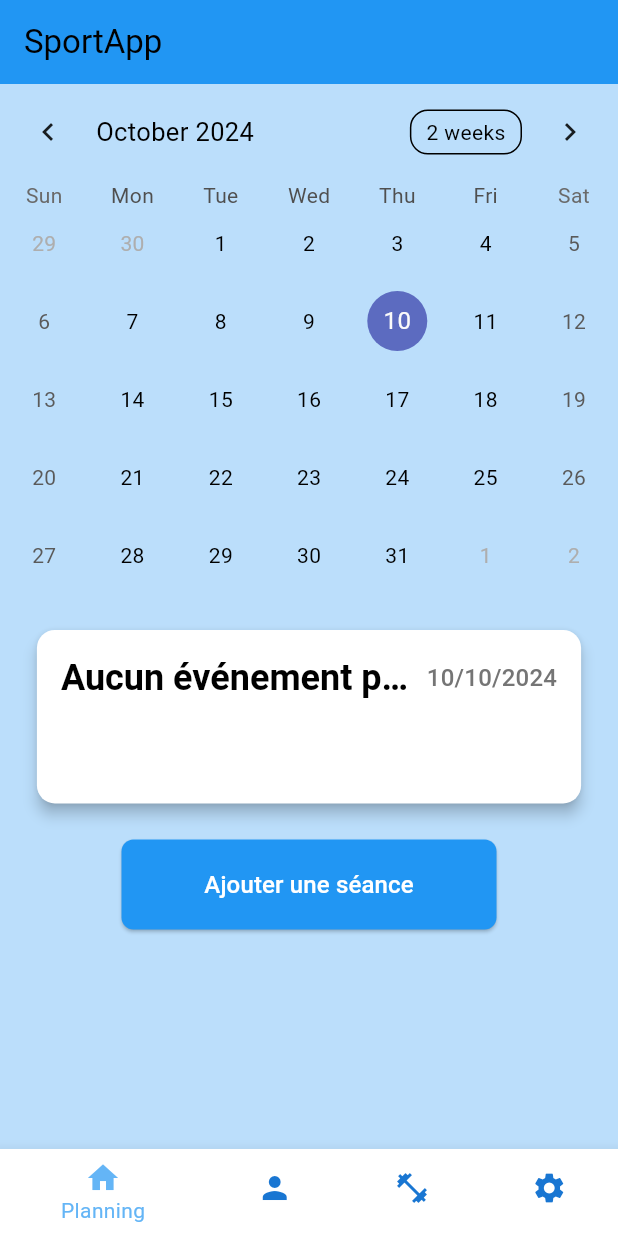
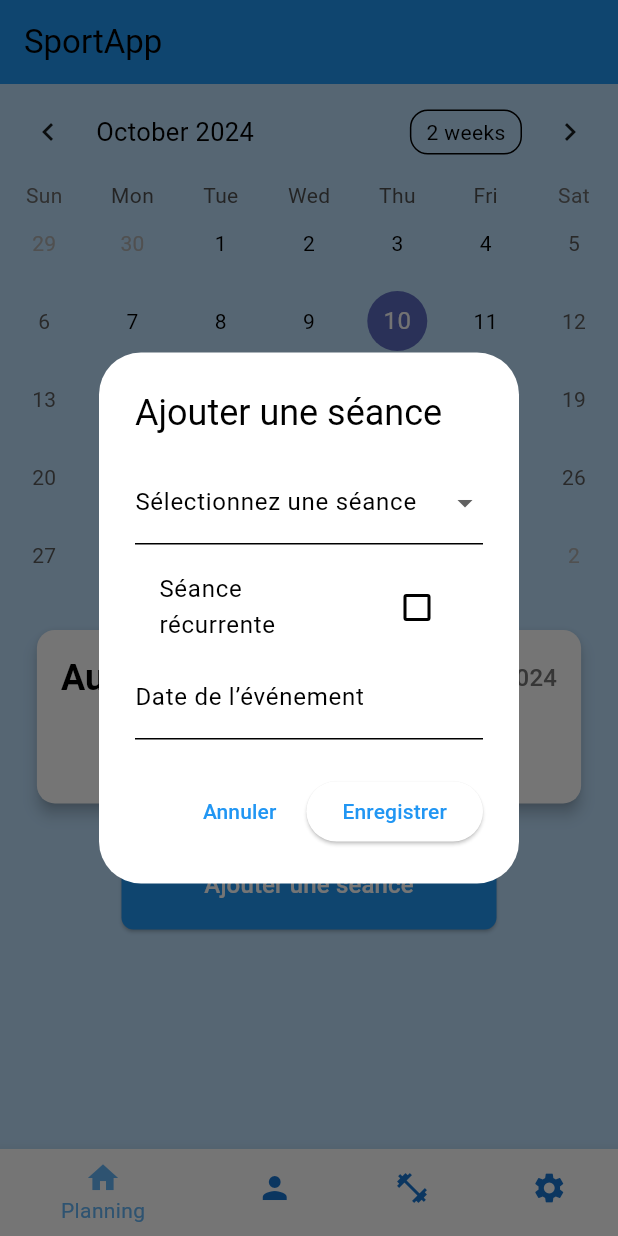
Before and after one commit to AlzUrt/flutter_sport, a Flutter app: the screen it shows after launch, after a tap on "Ajouter une séance", on a phone screen of 412 x 824 dp. Run offline on Flutter 3.47's test engine with Material 3 defaults, Android fonts, the phone set to English and light mode, and no system bars; drawn by our look-alikes of table_calendar; our stand-ins replace image_picker.

Commit message:
feat: add a session to calendar

```diff
--- a/lib/screens/home_screen.dart
+++ b/lib/screens/home_screen.dart
@@ -13,18 +13,176 @@ class HomeScreen extends StatefulWidget {
 class _HomeScreenState extends State<HomeScreen> {
   DateTime _selectedDay = DateTime.now();
   DateTime _focusedDay = DateTime.now();
+  final List<String> _availableSessions = [
+    'Yoga du matin',
+    'Nom spécial',
+    'Crossfit',
+  ];
 
-  // Map des événements associés à des dates spécifiques
   final Map<DateTime, List<String>> _events = {
-    DateTime.utc(2024, 9, 20): ['Séance spéciale : Yoga du matin'],
-    DateTime.utc(2024, 9, 20): ['Séance spéciale : Nom spécial'],
-    DateTime.utc(2024, 9, 1): ['Séance spéciale : Crossfit'],
-    // Ajoute ici d'autres événements
+    DateTime.utc(2024, 10, 20): ['Séance spéciale : Yoga du matin'],
+    DateTime.utc(2024, 10, 1): ['Séance spéciale : Crossfit'],
   };
 
-  // Méthode pour récupérer les sessions pour une date donnée
   List<String> _getSessionsForDay(DateTime date) {
-    return _events[date] ?? ['Séance standard : Nom de séance'];
+    return _events[date] ?? [];
+  }
+
+  void _showAddEventDialog() {
+    String? selectedSession;
+    bool isRecurring = false;
+    DateTime? selectedDate;
+    String? selectedWeekday;
+
+    showDialog(
+      context: context,
+      builder: (context) {
+        return AlertDialog(
+          title: const Text('Ajouter une séance'),
+          content: StatefulBuilder(
+            builder: (context, setState) {
+              return SingleChildScrollView(
+                child: Column(
+                  mainAxisSize: MainAxisSize.min,
+                  children: [
+                    DropdownButtonFormField<String>(
+                      decoration: const InputDecoration(labelText: 'Sélectionnez une séance'),
+                      items: _availableSessions.map((session) {
+                        return DropdownMenuItem(
+                          value: session,
+                          child: Text(session),
+                        );
+                      }).toList(),
+                      onChanged: (value) {
+                        setState(() {
+                          selectedSession = value;
+                        });
+                      },
+                    ),
+                    const SizedBox(height: 10),
+                    CheckboxListTile(
+                      title: const Text('Séance récurrente'),
+                      value: isRecurring,
+                      onChanged: (value) {
+                        setState(() {
+                          isRecurring = value!;
+                        });
+                      },
+                    ),
+                    if (isRecurring)
+                      DropdownButtonFormField<String>(
+                        decoration: const InputDecoration(labelText: 'Jour de la semaine'),
+                        items: [
+                          'Lundi',
+                          'Mardi',
+                          'Mercredi',
+                          'Jeudi',
+                          'Vendredi',
+                          'Samedi',
+                          'Dimanche'
+                        ].map((day) {
+                          return DropdownMenuItem(
+                            value: day,
+                            child: Text(day),
+                          );
+                        }).toList(),
+                        onChanged: (value) {
+                          setState(() {
+                            selectedWeekday = value;
+                          });
+                        },
+                      )
+                    else
+                      TextFormField(
+                        decoration: const InputDecoration(labelText: 'Date de l’événement'),
+                        readOnly: true,
+                        onTap: () async {
+                          DateTime? picked = await showDatePicker(
+                            context: context,
+                            initialDate: DateTime.now(),
+                            firstDate: DateTime(2000),
+                            lastDate: DateTime(2050),
+                          );
+                          if (picked != null) {
+                            setState(() {
+                              selectedDate = picked;
+                            });
+                          }
+                        },
+                        controller: TextEditingController(
+                          text: selectedDate != null
+                              ? '${selectedDate!.day}/${selectedDate!.month}/${selectedDate!.year}'
+                              : '',
+                        ),
+                      ),
+                  ],
+                ),
+              );
+            },
+          ),
+          actions: [
+            TextButton(
+              onPressed: () {
+                Navigator.of(context).pop();
+              },
+              child: const Text('Annuler'),
+            ),
+            ElevatedButton(
+              onPressed: () {
+                if (selectedSession != null) {
+                  setState(() {
+                    if (isRecurring && selectedWeekday != null) {
+                      // Ajouter un événement récurrent
+                      for (int i = 0; i < 365; i++) {
+                        DateTime potentialDate = DateTime.now().add(Duration(days: i));
+                        if (_getWeekdayName(potentialDate) == selectedWeekday) {
+                          if (_events[DateTime(potentialDate.year, potentialDate.month, potentialDate.day)] == null) {
+                            _events[DateTime(potentialDate.year, potentialDate.month, potentialDate.day)] = [];
+                          }
+                          _events[DateTime(potentialDate.year, potentialDate.month, potentialDate.day)]?.add(selectedSession!);
+                        }
+                      }
+                    } else if (selectedDate != null) {
+                      // Ajouter un événement ponctuel
+                      DateTime eventDate = DateTime(selectedDate!.year, selectedDate!.month, selectedDate!.day);
+                      if (_events[eventDate] == null) {
+                        _events[eventDate] = [];
+                      }
+                      _events[eventDate]?.add(selectedSession!);
+                    }
+                    // Mise à jour de l'état pour forcer la mise à jour du calendrier
+                    _focusedDay = DateTime.now();
+                  });
+                  Navigator.of(context).pop();
+                }
+              },
+              child: const Text('Enregistrer'),
+            ),
+          ],
+        );
+      },
+    );
+  }
+
+  String _getWeekdayName(DateTime date) {
+    switch (date.weekday) {
+      case 1:
+        return 'Lundi';
+      case 2:
+        return 'Mardi';
+      case 3:
+        return 'Mercredi';
+      case 4:
+        return 'Jeudi';
+      case 5:
+        return 'Vendredi';
+      case 6:
+        return 'Samedi';
+      case 7:
+        return 'Dimanche';
+      default:
+        return '';
+    }
   }
 
   @override
@@ -33,7 +191,6 @@ class _HomeScreenState extends State<HomeScreen> {
       body: SingleChildScrollView(
         child: Column(
           children: [
-            // Intégration du calendrier
             TableCalendar(
               firstDay: DateTime.utc(2000, 1, 1),
               lastDay: DateTime.utc(2050, 12, 31),
@@ -48,33 +205,22 @@ class _HomeScreenState extends State<HomeScreen> {
                 });
               },
               calendarFormat: CalendarFormat.month,
-
-              // Indication des événements dans le calendrier
               eventLoader: (day) {
-                return _events[day] ?? [];
+                return _events[DateTime(day.year, day.month, day.day)] ?? [];
               },
             ),
-
             const SizedBox(height: 20),
-
-            // Vérification si la date sélectionnée possède des événements
-            if (_events.containsKey(_selectedDay))
-              ..._getSessionsForDay(_selectedDay).map((session) =>
-                SessionCard(name: session, date: _selectedDay)
-              )
+            if (_events.containsKey(DateTime(_selectedDay.year, _selectedDay.month, _selectedDay.day)))
+              ..._getSessionsForDay(DateTime(_selectedDay.year, _selectedDay.month, _selectedDay.day)).map((session) =>
+                  SessionCard(name: session, date: _selectedDay))
             else
               SessionCard(name: 'Aucun événement pour ce jour', date: _selectedDay),
-
             const SizedBox(height: 20),
-
-            // Bouton pour ajouter une nouvelle séance
             CustomButton(
               text: 'Ajouter une séance',
               width: 250,
               height: 60,
-              onPressed: () {
-                print('Bouton cliqué !');
-              },
+              onPressed: _showAddEventDialog,
             ),
           ],
         ),
```
